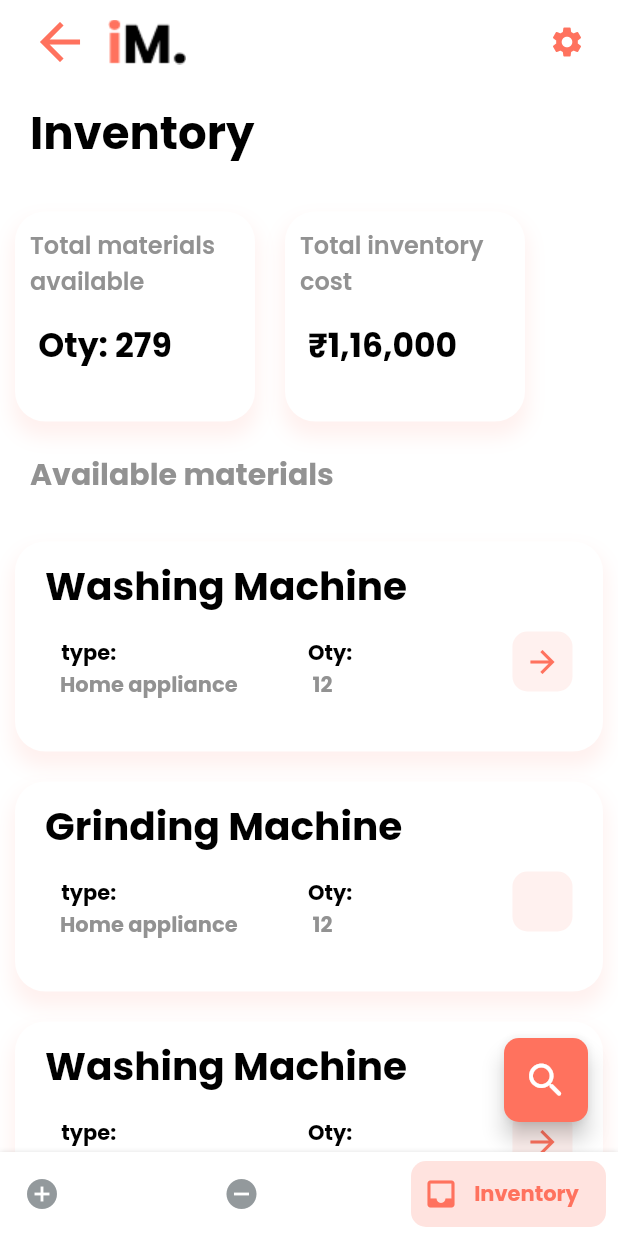
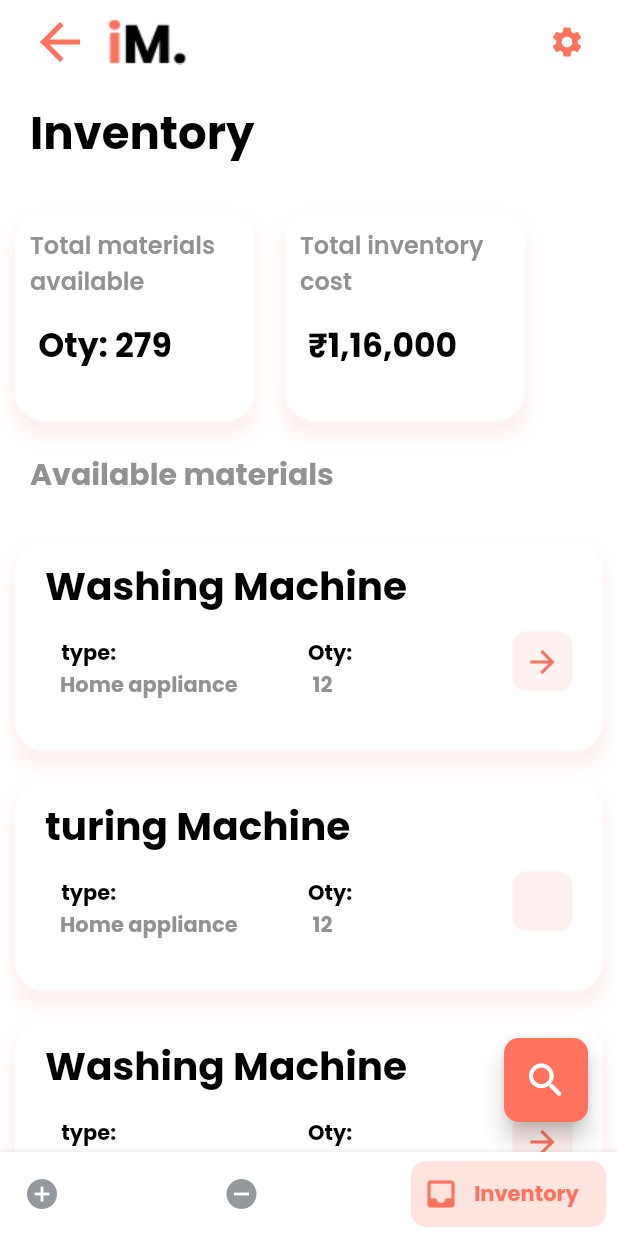
Before and after one commit to Chaamaaraju/Internship-Project, a Flutter app: the MyHomePage screen opened directly, item 3 of the bottom bar chosen, on a phone screen of 412 x 824 dp. Run offline on Flutter 3.47's test engine with Material 2 defaults, Android fonts, the phone set to English and light mode, and no system bars; drawn by our look-alikes of bottom_navy_bar; our stand-ins replace curved_navigation_bar, google_fonts.

Commit message:
commit on main

```diff
--- a/lib/screens/items_inventory.dart
+++ b/lib/screens/items_inventory.dart
@@ -140,7 +140,7 @@ Container item_two() {
         Container(
           alignment: Alignment.centerLeft,
           padding: EdgeInsets.fromLTRB(20, 10, 10, 5),
-          child: Text('Grinding Machine',
+          child: Text('turing Machine',
               style: GoogleFonts.poppins(
                 fontWeight: FontWeight.bold,
                 fontSize: 26,
```
